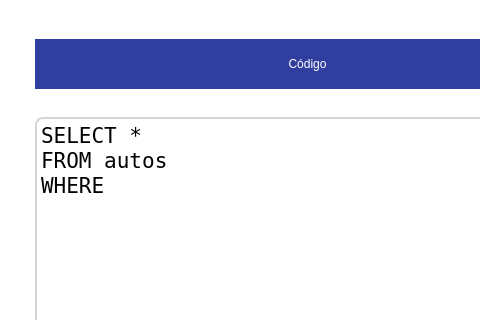
Qt form form.ui (feguedi/comprobador-bd) before a commit; both pictures show x 0 to 480 and y 202 to 522 of the 1200 by 820 pixel window.
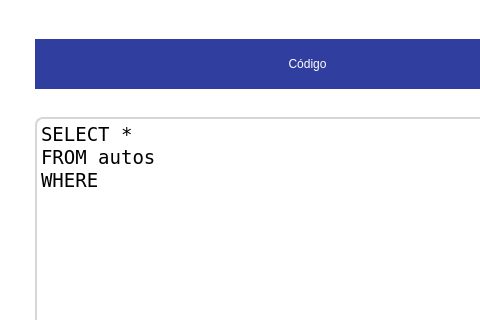
The same form after that commit. Icons and pictures are not drawn.

Commit message: Funciones para comprobar el texto y conectando el botón

What changed in the file:
```diff
--- a/form.ui
+++ b/form.ui
@@ -91,7 +91,7 @@
      <property name="font">
       <font>
        <family>DejaVu Sans Mono</family>
-       <pointsize>16</pointsize>
+       <pointsize>14</pointsize>
       </font>
      </property>
      <property name="styleSheet">
```
Left out of the diff: 9 changed lines with no effect on the pictures. The commit also changes 3 other files.
